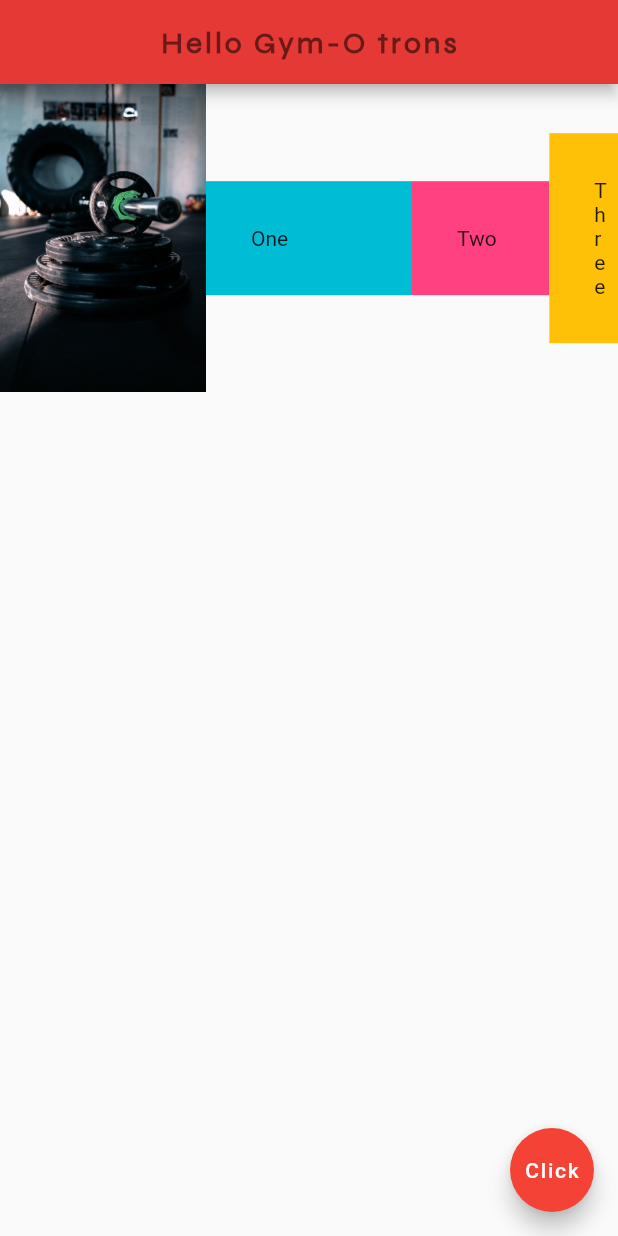
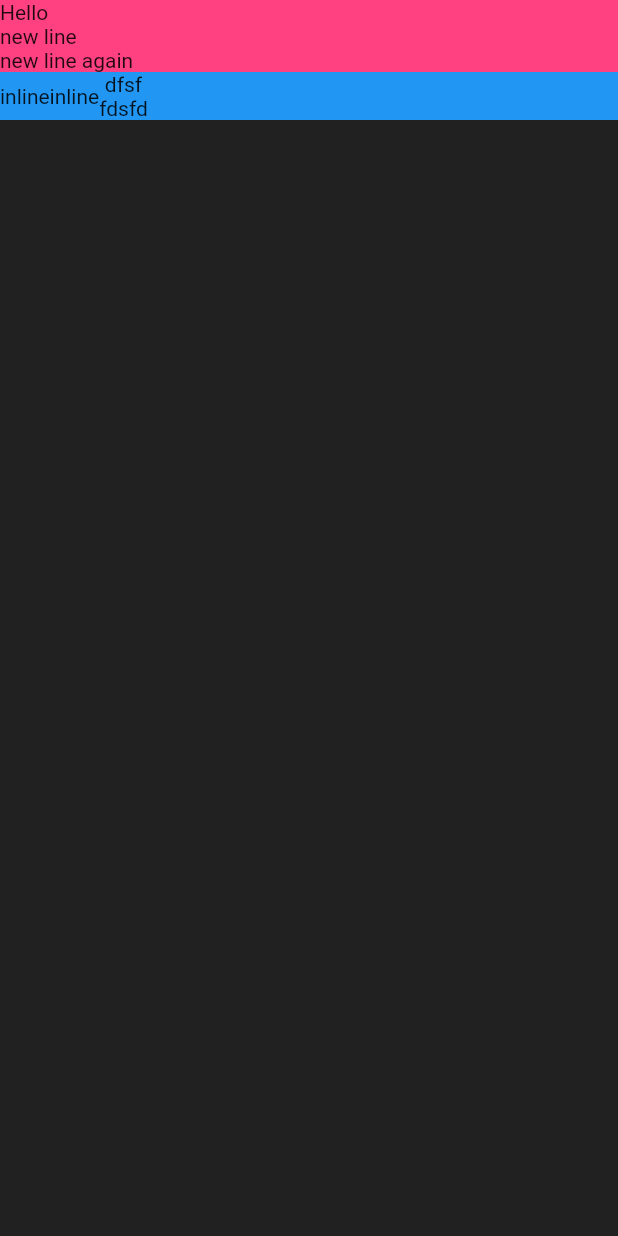
Before and after one commit to msagerup/GymFlutterApp, a Flutter app: the screen it shows after launch, on a phone screen of 412 x 824 dp. Run offline on Flutter 3.47's test engine with Material 2 defaults, Android fonts, the phone set to English and light mode, and no system bars.

Commit message:
understanding column and rows

```diff
--- a/lib/main.dart
+++ b/lib/main.dart
@@ -1,65 +1,51 @@
 import 'package:flutter/material.dart';
 
 void main() => runApp(MaterialApp(
-  home: Home()
+  home: GymIntro()
 ));
 
 
-class Home extends StatelessWidget {
+class GymIntro extends StatelessWidget {
   @override
   Widget build(BuildContext context) {
     return Scaffold(
-      appBar: AppBar(
-        title: Text(
-          'Hello Gym-O trons',
-          style: TextStyle(
-              fontSize: 20.0,
-              fontWeight: FontWeight.bold,
-              letterSpacing: 2.0,
-              color: Colors.black54,
-              fontFamily: 'Syne'
+      backgroundColor: Colors.grey[900],
+     body: SafeArea(
+       child: Container(
+         child: Column(
+           crossAxisAlignment: CrossAxisAlignment.stretch,
+           children: <Widget>[
+             Container(
+               color: Colors.pinkAccent,
+               child: (Text('Hello')),
              ),
+             Container(
+               color: Colors.pinkAccent,
+               child: (Text('new line')),
              ),
-        centerTitle: true,
-        backgroundColor: Colors.red[600],
+             Container(
+               color: Colors.pinkAccent,
+               child: (Text('new line again')),
              ),
-      body: Row(
+             Container(
+               color: Colors.blue,
+               child: Row(
                  children: <Widget>[
-          Expanded(
-            flex: 3,
-              child: Image.asset('assets/gym3.jpg')
-          ),
-          Expanded(
-            flex: 3,
-            child: Container(
-              padding: EdgeInsets.all(30),
-              color: Colors.cyan,
-              child: Text('One'),
-            ),
-          ),
-          Expanded(
-            flex: 2,
-            child: Container(
-              padding: EdgeInsets.all(30),
-              color: Colors.pinkAccent,
-              child: Text('Two'),
-            ),
-          ),
-          Expanded(
-            flex: 1,
-            child: Container(
-              padding: EdgeInsets.all(30),
-              color: Colors.amber,
-              child: Text('Three'),
-            ),
+                   Text('inline'),
+                   Text('inline'),
+                   Column(
+                     children: <Widget>[
+                       Text('dfsf'),
+                       Text('fdsfd')
+                     ],
                    )
                  ],
+               )
              ),
-      floatingActionButton: FloatingActionButton(
-        onPressed: () {},
-        child: Text('Click'),
-        backgroundColor: Colors.red[500],
-      ),
+           ],
+         )
+       )
+     )
     );
   }
 }
```
Lines whose indentation alone changed are shown as unchanged.
